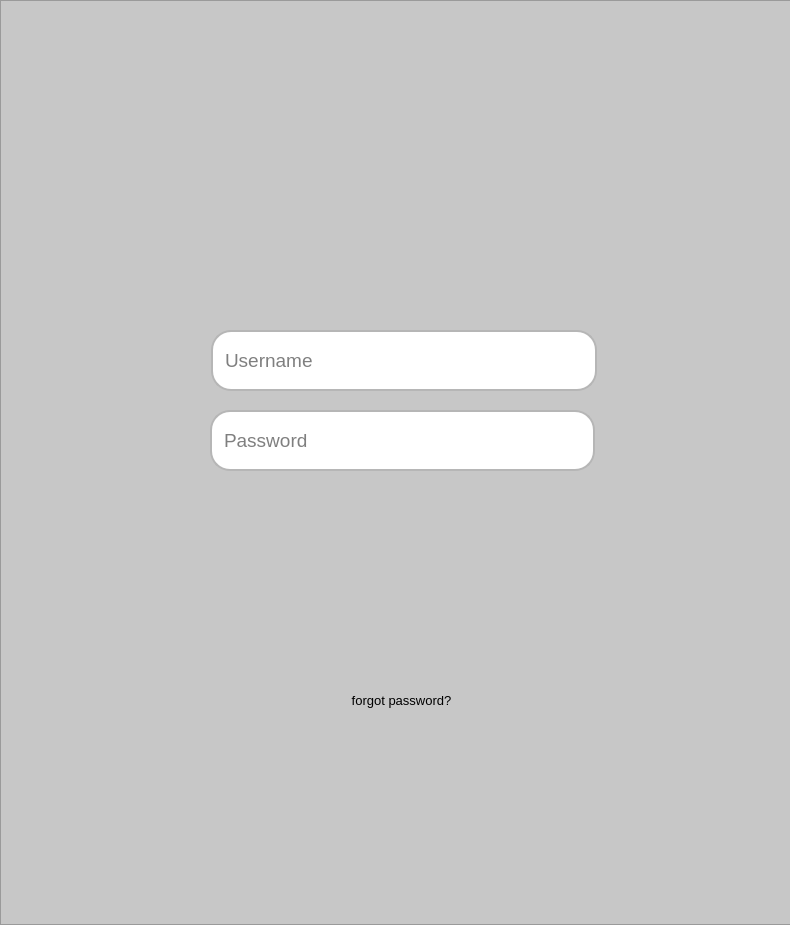
The window that mainwindow.ui (trv3wood/AccountSystem-Demo) describes before a commit, drawn with Qt 5.
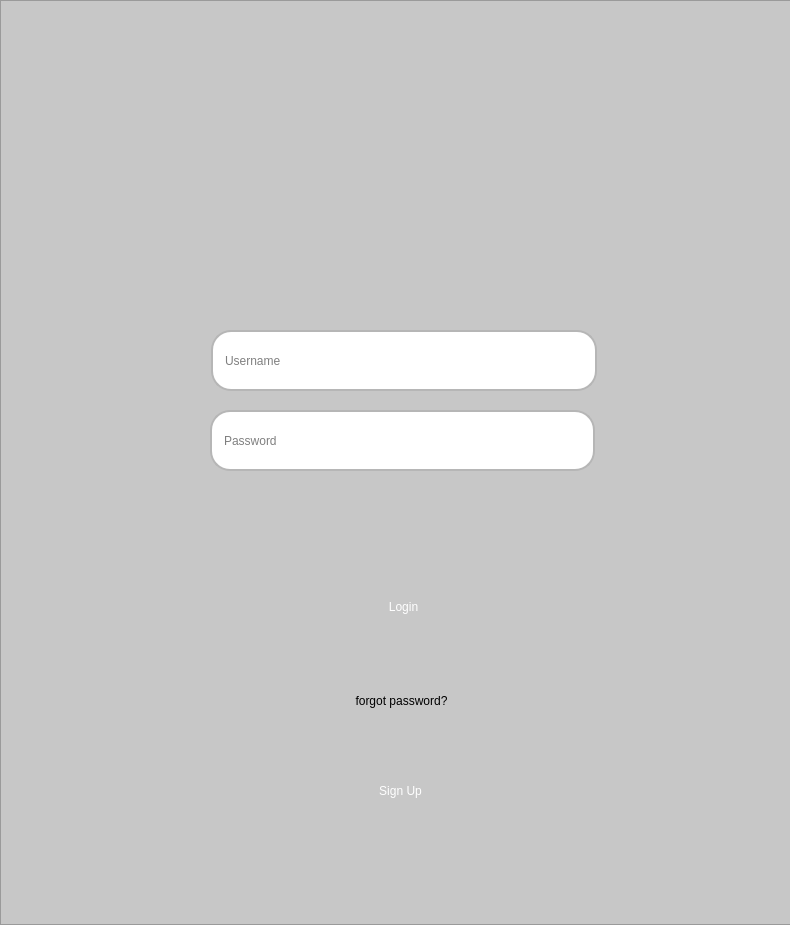
The same window after the commit. Icons and pictures are not drawn.

```diff
--- a/mainwindow.ui
+++ b/mainwindow.ui
@@ -30,7 +30,43 @@
     <normaloff>:/resources/icon.webp</normaloff>:/resources/icon.webp</iconset>
   </property>
   <property name="styleSheet">
-   <string notr="true"/>
+   <string notr="true">#background {
+	border-image: url(:/resources/background.jpg);
+	background-color: rgb(199, 199, 199);
+}
+QPushButton {
+	border-radius: 20px;
+	font: 10pt &quot;Microsoft YaHei UI&quot;;
+}
+QPushButton:pressed {
+	background-color: rgba(255, 255, 255, 150);/* 更暗的背景色表示按下状态 */
+    border-style: inset;       /* 按钮边框样式改为内嵌 */
+}
+QPushButton#login {
+	border-radius: 30px;
+	font: 14pt &quot;Microsoft YaHei UI&quot;;
+	color: white;
+}
+#login:pressed {
+	background-color: rgba(122, 142, 149, 150);
+}
+#sign_up {
+	border-radius: 30px;
+	font: 14pt &quot;Microsoft YaHei UI&quot;;
+	color: white;
+}
+#sign_up:pressed {
+	background-color: rgba(106, 126, 133, 150);
+}
+QLineEdit {
+    border: 2px solid #b6b6b6; /* 设置边框宽度和颜色 */
+    border-radius: 20px;       /* 设置边框圆角的半径 */
+    background-color: #ffffff; /* 设置背景色 */
+    color: black;              /* 设置文本颜色 */
+    padding: 10px;              /* 设置内边距，保持文本与边框的距离 */
+	font: 14pt &quot;Microsoft YaHei UI&quot;;
+}
+</string>
   </property>
   <widget class="QWidget" name="centralwidget">
    <property name="styleSheet">
@@ -58,10 +94,7 @@
      </size>
     </property>
     <property name="styleSheet">
-     <string notr="true">#background {
-	border-image: url(:/resources/background.jpg);
-	background-color: rgb(199, 199, 199);
-}</string>
+     <string notr="true"/>
     </property>
     <property name="frameShape">
      <enum>QFrame::StyledPanel</enum>
@@ -84,19 +117,8 @@
        <verstretch>0</verstretch>
       </sizepolicy>
      </property>
-     <property name="font">
-      <font>
-       <pointsize>14</pointsize>
-      </font>
-     </property>
      <property name="styleSheet">
-      <string notr="true">QLineEdit {
-    border: 2px solid #b6b6b6; /* 设置边框宽度和颜色 */
-    border-radius: 20px;       /* 设置边框圆角的半径 */
-    background-color: #ffffff; /* 设置背景色 */
-    color: black;              /* 设置文本颜色 */
-    padding: 10px;              /* 设置内边距，保持文本与边框的距离 */
-}</string>
+      <string notr="true"/>
      </property>
      <property name="maxLength">
       <number>16</number>
@@ -120,19 +142,8 @@
        <verstretch>0</verstretch>
       </sizepolicy>
      </property>
-     <property name="font">
-      <font>
-       <pointsize>14</pointsize>
-      </font>
-     </property>
      <property name="styleSheet">
-      <string notr="true">QLineEdit {
-    border: 2px solid #b6b6b6; /* 设置边框宽度和颜色 */
-    border-radius: 20px;       /* 设置边框圆角的半径 */
-    background-color: #ffffff; /* 设置背景色 */
-    color: black;              /* 设置文本颜色 */
-    padding: 10px;              /* 设置内边距，保持文本与边框的距离 */
-}</string>
+      <string notr="true"/>
      </property>
      <property name="maxLength">
       <number>16</number>
@@ -153,29 +164,45 @@
        <height>41</height>
       </rect>
      </property>
-     <property name="font">
-      <font>
-       <family>Microsoft YaHei UI</family>
-       <pointsize>10</pointsize>
-       <italic>false</italic>
-       <bold>false</bold>
-      </font>
-     </property>
      <property name="styleSheet">
-      <string notr="true">QPushButton {
-	border-radius: 20px;
-	font: 10pt &quot;Microsoft YaHei UI&quot;;
-}
-QPushButton:pressed {
-    background-color: #c0c0c0; /* 更暗的背景色表示按下状态 */
-    border-style: inset;       /* 按钮边框样式改为内嵌 */
-}
-</string>
+      <string notr="true"/>
      </property>
      <property name="text">
       <string>forgot password?</string>
      </property>
     </widget>
+    <widget class="QPushButton" name="login">
+     <property name="geometry">
+      <rect>
+       <x>253</x>
+       <y>576</y>
+       <width>301</width>
+       <height>61</height>
+      </rect>
+     </property>
+     <property name="styleSheet">
+      <string notr="true"/>
+     </property>
+     <property name="text">
+      <string>Login</string>
+     </property>
+    </widget>
+    <widget class="QPushButton" name="sign_up">
+     <property name="geometry">
+      <rect>
+       <x>250</x>
+       <y>760</y>
+       <width>301</width>
+       <height>61</height>
+      </rect>
+     </property>
+     <property name="styleSheet">
+      <string notr="true"/>
+     </property>
+     <property name="text">
+      <string>Sign Up</string>
+     </property>
+    </widget>
    </widget>
   </widget>
   <widget class="QMenuBar" name="menubar">
```
